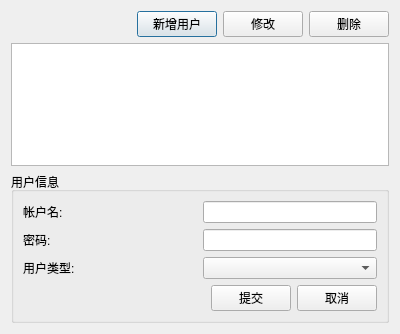
The window that python_study/src/ims/ui/DlgSysUserAdmin.ui (jiang520/goodstart) describes before a commit, drawn with Qt 5.
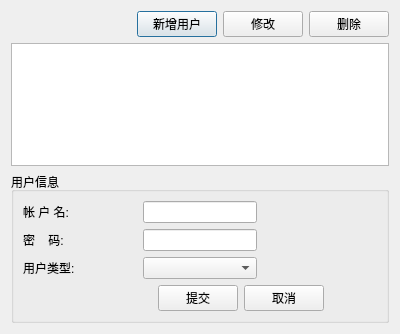
The same window after the commit.

Patch:
```diff
--- a/python_study/src/ims/ui/DlgSysUserAdmin.ui
+++ b/python_study/src/ims/ui/DlgSysUserAdmin.ui
@@ -73,7 +73,7 @@
         <item>
          <widget class="QLabel" name="label">
           <property name="text">
-           <string>帐户名:</string>
+           <string>帐 户 名:</string>
           </property>
          </widget>
         </item>
@@ -87,6 +87,13 @@
           </property>
          </widget>
         </item>
+        <item>
+         <widget class="QLabel" name="label_tip_username">
+          <property name="text">
+           <string/>
+          </property>
+         </widget>
+        </item>
        </layout>
       </item>
       <item>
@@ -94,7 +101,7 @@
         <item>
          <widget class="QLabel" name="label_2">
           <property name="text">
-           <string>密码:</string>
+           <string>密    码:</string>
           </property>
          </widget>
         </item>
@@ -108,6 +115,13 @@
           </property>
          </widget>
         </item>
+        <item>
+         <widget class="QLabel" name="label_tip_password">
+          <property name="text">
+           <string/>
+          </property>
+         </widget>
+        </item>
        </layout>
       </item>
       <item>
@@ -122,6 +136,13 @@
         <item>
          <widget class="QComboBox" name="comboBox_usertype"/>
         </item>
+        <item>
+         <widget class="QLabel" name="label_6">
+          <property name="text">
+           <string/>
+          </property>
+         </widget>
+        </item>
        </layout>
       </item>
       <item>
@@ -153,6 +174,13 @@
           </property>
          </widget>
         </item>
+        <item>
+         <widget class="QLabel" name="label_4">
+          <property name="text">
+           <string>              </string>
+          </property>
+         </widget>
+        </item>
        </layout>
       </item>
      </layout>
```
